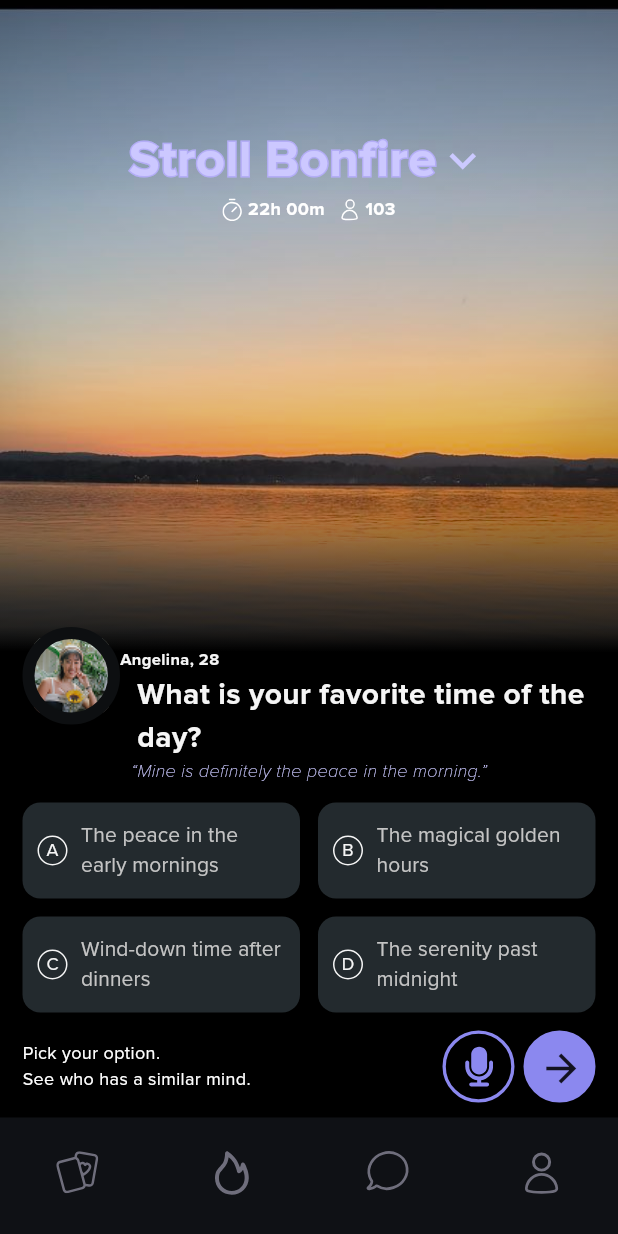
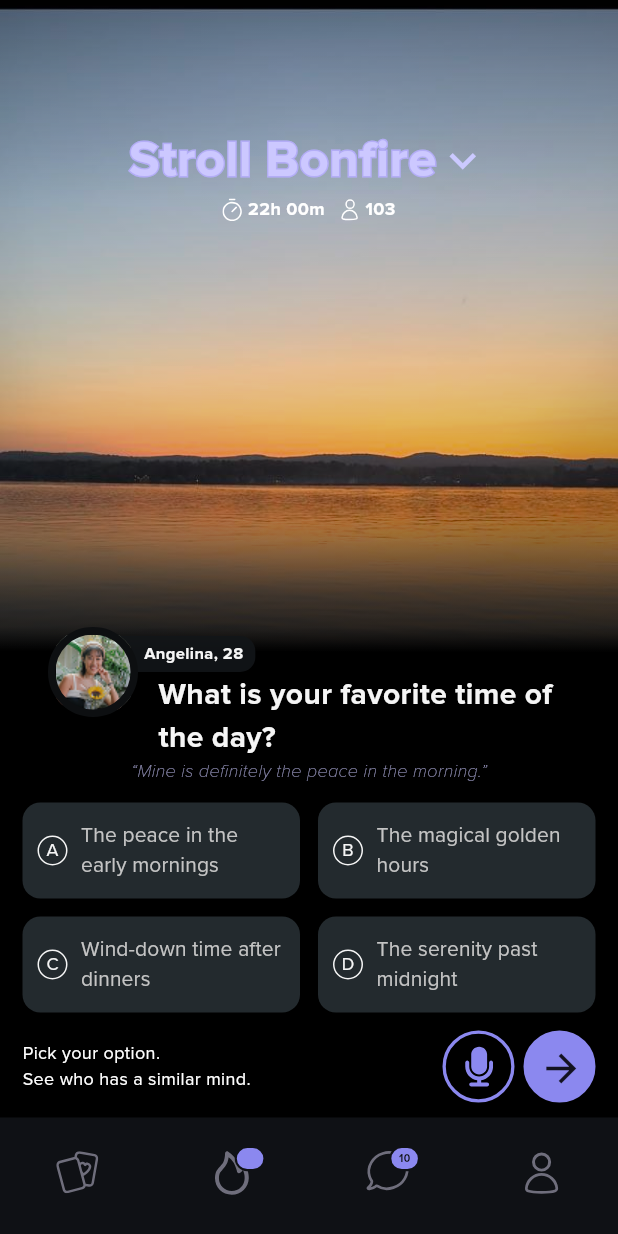
Before and after one commit to gsm0077/stroll_task_1, a Flutter app: the screen it shows after launch, on a phone screen of 412 x 824 dp. Run offline on Flutter 3.47's test engine with Material 3 defaults, Android fonts, the phone set to English and light mode, and no system bars; our stand-ins replace dashed_circular_progress_bar, flutter_bloc, flutter_svg, flutter_toggle_tab, get_it, go_router.

Commit message:
Flames screen small changes regarding the bottom icon nav  indicators and also the Icon and name new widget added

```diff
--- a/lib/presentation/main_navigation/screens/flames_screen.dart
+++ b/lib/presentation/main_navigation/screens/flames_screen.dart
@@ -5,6 +5,7 @@ import 'package:flutter_svg/svg.dart';
 import 'package:stroll/core/constants/app_colors.dart';
 import 'package:stroll/gen/assets.gen.dart';
 import 'package:stroll/gen/fonts.gen.dart';
+import 'package:stroll/presentation/main_navigation/widgets/flames_icon_test.dart';
 
 class FlamesScreen extends StatefulWidget {
   const FlamesScreen({super.key});
@@ -147,42 +148,17 @@ class _FlamesScreenState extends State<FlamesScreen> {
                   children: [
                     Positioned(
                       top: -30,
-                      // left: 5,
-                      child: Row(
-                        crossAxisAlignment: CrossAxisAlignment.start,
-                        children: [
-                          Container(
-                            width: 65,
-                            height: 65,
-                            decoration: BoxDecoration(
-                              border: Border.all(
-                                width: 8,
-                                color: Color(0xff0D0F11),
-                              ),
-                              borderRadius: BorderRadius.circular(100),
-                              image: DecorationImage(
-                                image: AssetImage(Assets.pngs.joey.path),
-                                // fit: BoxFit.fill, // Or use BoxFit.contain/cover/fill
-                              ),
-                            ),
+                      left: 17,
+                      child: FlamesIconTest(),
                     ),
                     Padding(
-                            padding: const EdgeInsets.only(top: 14.0),
-                            child: Text(
-                              'Angelina, 28',
-                              style: TextStyle(color: Color(0xffF5F5F5), fontWeight: FontWeight.bold, fontSize: 11),
-                              softWrap: true,
-                            ),
-                          )
-                        ],
-                      ),
-                    ),
-                    Row(
+                      padding: const EdgeInsets.only(right: 20.0),
+                      child: Row(
                         mainAxisSize: MainAxisSize.min,
                         children: [
                           Spacer(),
                           Expanded(
-                          flex: 4,
+                            flex: 3,
                             child: Text(
                               'What is your favorite time of the day?',
                               style: TextStyle(color: Color(0xffF5F5F5), fontWeight: FontWeight.bold, fontSize: 20),
@@ -190,6 +166,7 @@ class _FlamesScreenState extends State<FlamesScreen> {
                             ),
                           ),
                         ],
+                      ),
                     )
                   ],
                 ),
@@ -198,7 +175,11 @@ class _FlamesScreenState extends State<FlamesScreen> {
                   child: Text(
                     "“Mine is definitely the peace in the morning.”",
                     softWrap: true,
-                    style: TextStyle(fontSize: 12, fontStyle: FontStyle.italic, color: Color(0xffCBC9FF)),
+                    style: TextStyle(
+                        fontSize: 12,
+                        fontWeight: FontWeight.w400,
+                        fontStyle: FontStyle.italic,
+                        color: Color(0xffCBC9FF).withOpacity(0.7)),
                   ),
                 ),
                 Padding(
--- a/lib/presentation/main_navigation/widgets/bottom_nav.dart
+++ b/lib/presentation/main_navigation/widgets/bottom_nav.dart
@@ -23,8 +23,58 @@ class BottomNav extends StatelessWidget {
                 Assets.svgs.bottom.card,
               ),
               label: "Home"),
-          BottomNavigationBarItem(icon: SvgPicture.asset(Assets.svgs.bottom.bonfire), label: "Flames"),
-          BottomNavigationBarItem(icon: SvgPicture.asset(Assets.svgs.bottom.chat), label: "Chat"),
+          BottomNavigationBarItem(
+              icon: Stack(
+                children: [
+                  SvgPicture.asset(Assets.svgs.bottom.bonfire),
+                  Positioned(
+                      right: 0,
+                      top: 5,
+                      child: Container(
+                        margin: EdgeInsets.only(left: 5),
+                        decoration: BoxDecoration(
+                            color: AppColors.baseViolet,
+                            borderRadius: BorderRadius.circular(10),
+                            border: Border.all(color: Color(0xff0F1115), width: 1.4)),
+                        padding: EdgeInsets.symmetric(horizontal: 5, vertical: 2),
+                        child: Text(
+                          '10',
+                          style: TextStyle(
+                            color: AppColors.baseViolet, // text color
+                            fontSize: 7,
+                            fontWeight: FontWeight.bold,
+                          ),
+                        ),
+                      )),
+                ],
+              ),
+              label: "Flames"),
+          BottomNavigationBarItem(
+              icon: Stack(
+                children: [
+                  SvgPicture.asset(Assets.svgs.bottom.chat),
+                  Positioned(
+                      right: 0,
+                      top: 5,
+                      child: Container(
+                        margin: EdgeInsets.only(left: 5),
+                        decoration: BoxDecoration(
+                            color: AppColors.baseViolet,
+                            borderRadius: BorderRadius.circular(10),
+                            border: Border.all(color: Color(0xff0F1115), width: 1.4)),
+                        padding: EdgeInsets.symmetric(horizontal: 5, vertical: 2),
+                        child: Text(
+                          '10',
+                          style: TextStyle(
+                            color: Color(0xff0F1115), // text color
+                            fontSize: 7,
+                            fontWeight: FontWeight.bold,
+                          ),
+                        ),
+                      )),
+                ],
+              ),
+              label: "Chat"),
           BottomNavigationBarItem(icon: SvgPicture.asset(Assets.svgs.bottom.user), label: "Profile"),
         ]);
   }
--- /dev/null
+++ b/lib/presentation/main_navigation/widgets/flames_icon_test.dart
@@ -0,0 +1,52 @@
+import 'package:flutter/material.dart';
+import 'package:stroll/gen/assets.gen.dart';
+
+Color myColor = const Color(0xFF121518).withOpacity(0.9); // 90%
+
+class FlamesIconTest extends StatelessWidget {
+  const FlamesIconTest({super.key});
+
+  @override
+  Widget build(BuildContext context) {
+    return SizedBox(
+      width: 139,
+      height: 60,
+      child: Stack(
+        children: [
+          Positioned(
+            top: 6,
+            left: 32,
+            child: Container(
+              // height: 20,
+              decoration: BoxDecoration(
+                color: myColor,
+                borderRadius: BorderRadius.circular(10),
+              ),
+              padding: EdgeInsets.fromLTRB(32, 4, 8, 4),
+              child: Text(
+                'Angelina, 28',
+                style: TextStyle(color: Color(0xffF5F5F5), fontWeight: FontWeight.bold, fontSize: 11),
+                softWrap: true,
+              ),
+            ),
+          ),
+          Container(
+            width: 60,
+            height: 60,
+            decoration: BoxDecoration(
+              border: Border.all(
+                width: 5,
+                color: Color(0xff0D0F11),
+              ),
+              borderRadius: BorderRadius.circular(100),
+              image: DecorationImage(
+                image: AssetImage(Assets.pngs.joey.path),
+                // fit: BoxFit.fill, // Or use BoxFit.contain/cover/fill
+              ),
+            ),
+          ),
+        ],
+      ),
+    );
+  }
+}
```
Lines whose indentation alone changed are shown as unchanged.
